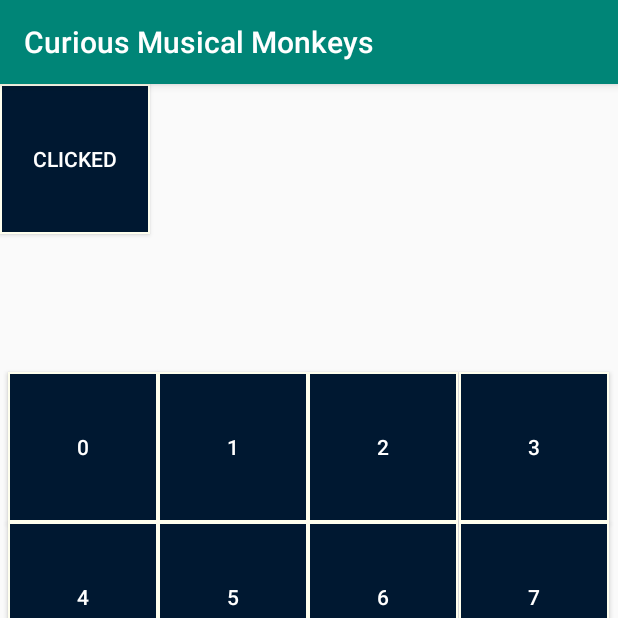
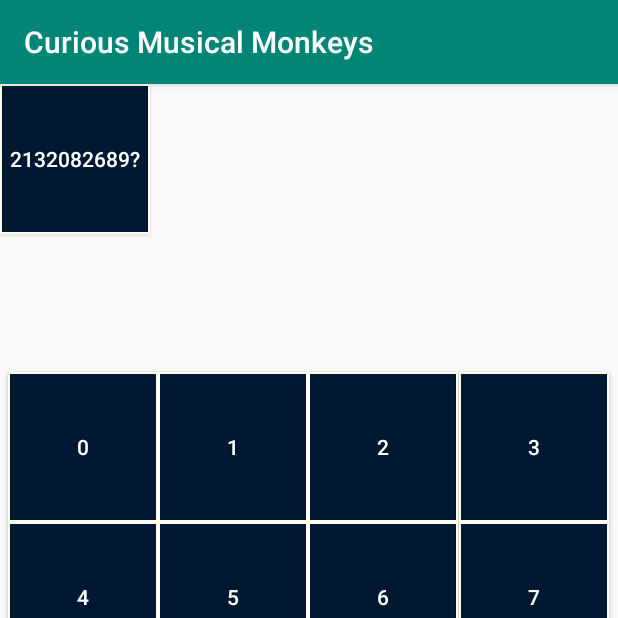
Before and after one commit to arnavgupta1/Curious-Musical-Monkeys, an Android app: the screen it shows after launch (MainActivity), after a tap on "CLICK ME!", on a phone screen of 412 x 824 dp, the top half of it. Run offline under Robolectric (Android 15) with nearby library versions, the phone set to English and light mode, and no system bars.

Commit message:
hahahha good shit boyz

```diff
--- a/app/src/main/java/com/example/curiousmusicalmonkeys/MainActivity.java
+++ b/app/src/main/java/com/example/curiousmusicalmonkeys/MainActivity.java
@@ -19,7 +19,7 @@ public class MainActivity extends AppCompatActivity implements View.OnClickListe
     //Make a test button
     private Button testButton,b0,b1,b2,b3,b4,b5,b6,b7,b8,b9,b10,b11,b12,b13,b14,b15;
     private SoundPool lib;
-    private int NumStreams = 1;
+    private int NumStreams = 1,k;
     private int bs0,bs1,bs2,bs3,bs4,bs5,bs6,bs7,bs8,bs9,bs10,bs11,bs12,bs13,bs14,bs15;
     @Override
     protected void onCreate(Bundle savedInstanceState) {
@@ -84,7 +84,7 @@ public class MainActivity extends AppCompatActivity implements View.OnClickListe
         b13.setOnClickListener(new SondPlay(bs13,lib));
         b14.setOnClickListener(new SondPlay(bs14,lib));
         b15.setOnClickListener(new SondPlay(bs15,lib));
-
+        k = R.raw.a;
 
 
 
@@ -118,7 +118,7 @@ public class MainActivity extends AppCompatActivity implements View.OnClickListe
 
    @Override
     public void onClick(View v) {
-        ((Button) v).setText("Clicked");
+        ((Button) v).setText((k +"?"));
     }
 
     //This will change the screen to a sound change menu
```
